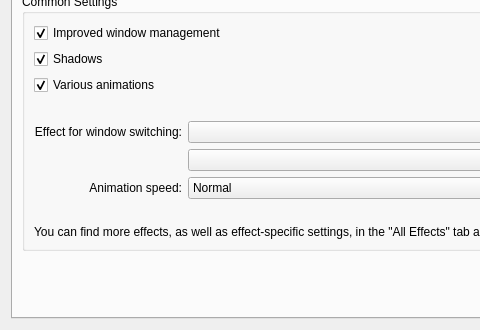
Old version of the form kcmkwin/kwincompositing/main.ui in the repository KDE/kwin; both pictures show x 0 to 480 and y 153 to 483 of the 595 by 483 pixel window.
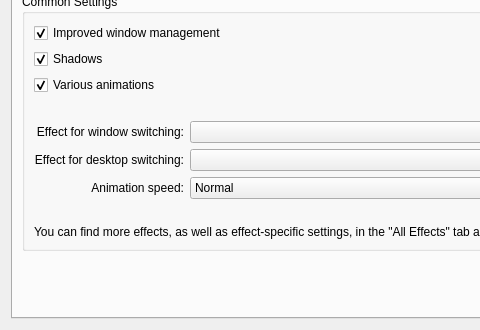
New version of the form. Custom widgets are drawn as their Qt base class.

Commit message: missing label; won't backport as it introduces a string and it isn't a massively critical flaw

```diff
--- a/kcmkwin/kwincompositing/main.ui
+++ b/kcmkwin/kwincompositing/main.ui
@@ -212,6 +212,19 @@
                </property>
               </widget>
              </item>
+             <item row="5" column="0">
+              <widget class="QLabel" name="label_4">
+               <property name="text">
+                <string>Effect for desktop switching:</string>
+               </property>
+               <property name="alignment">
+                <set>Qt::AlignRight|Qt::AlignTrailing|Qt::AlignVCenter</set>
+               </property>
+               <property name="buddy">
+                <cstring>windowSwitchingCombo</cstring>
+               </property>
+              </widget>
+             </item>
             </layout>
            </widget>
           </item>
```
